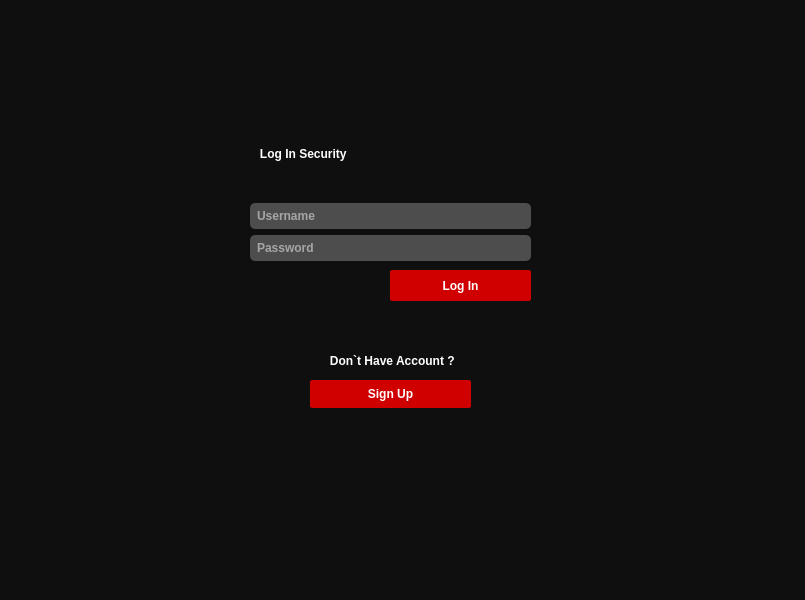
Above: mainwindow.ui from Pouyaamini123/Messenger_smile_20 before the change. Below: the same form after it.
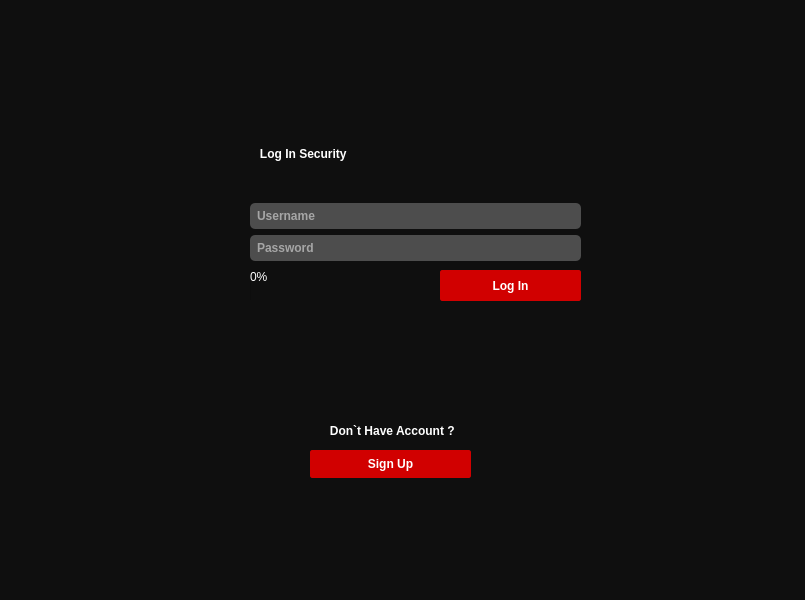
That is the form after the change. Icons and pictures are not drawn.

```diff
--- a/mainwindow.ui
+++ b/mainwindow.ui
@@ -227,7 +227,7 @@
     <property name="geometry">
      <rect>
       <x>310</x>
-      <y>380</y>
+      <y>450</y>
       <width>161</width>
       <height>28</height>
      </rect>
@@ -240,7 +240,7 @@
     <property name="geometry">
      <rect>
       <x>250</x>
-      <y>340</y>
+      <y>410</y>
       <width>279</width>
       <height>41</height>
      </rect>
@@ -255,7 +255,7 @@
    <widget class="QPushButton" name="pushButton_2">
     <property name="geometry">
      <rect>
-      <x>390</x>
+      <x>440</x>
       <y>270</y>
       <width>141</width>
       <height>31</height>
@@ -270,7 +270,7 @@
      <rect>
       <x>250</x>
       <y>110</y>
-      <width>281</width>
+      <width>331</width>
       <height>151</height>
      </rect>
     </property>
@@ -320,6 +320,19 @@
      </item>
     </layout>
    </widget>
+   <widget class="QProgressBar" name="progressBar">
+    <property name="geometry">
+     <rect>
+      <x>250</x>
+      <y>270</y>
+      <width>171</width>
+      <height>31</height>
+     </rect>
+    </property>
+    <property name="value">
+     <number>0</number>
+    </property>
+   </widget>
   </widget>
   <widget class="QStatusBar" name="statusbar"/>
  </widget>
```
